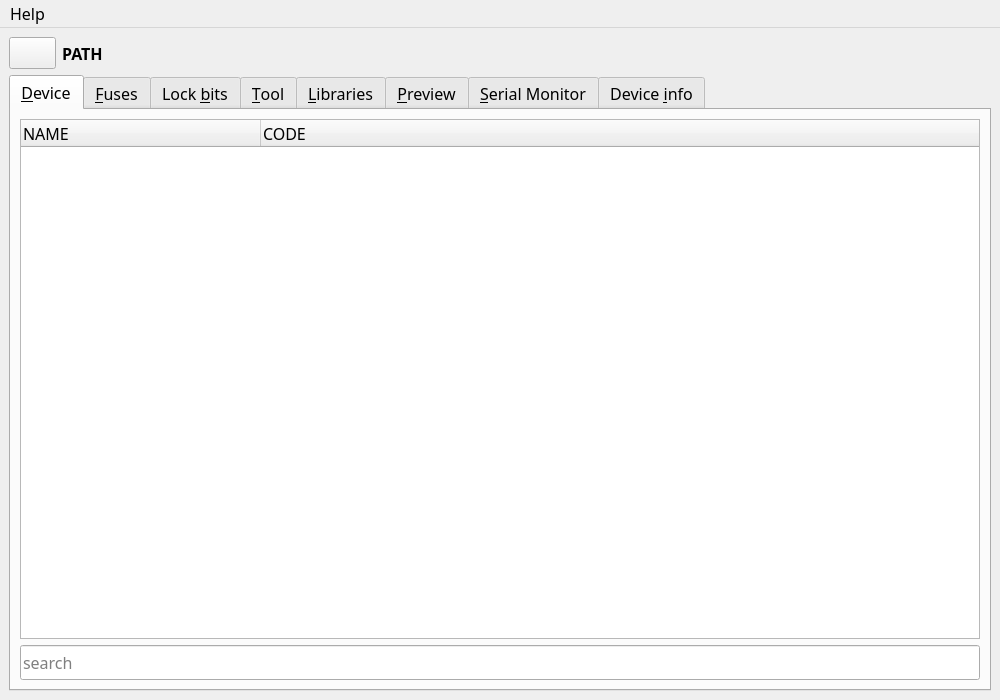
Qt form resource/ui/main.ui (leecurrent04/AVR-Development-Utility) before a commit.
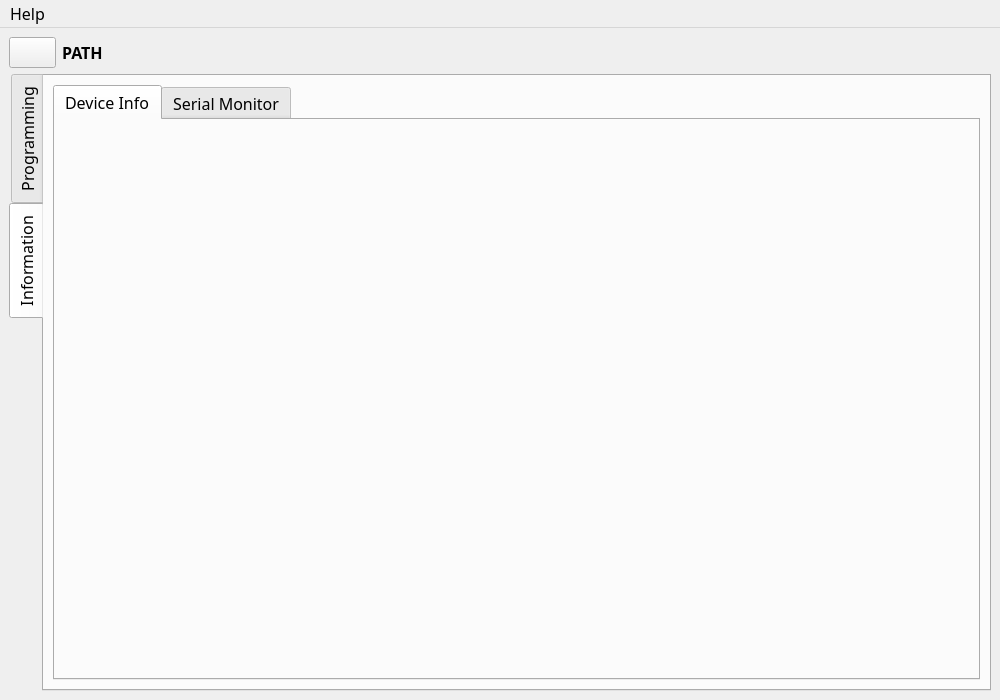
The same form after that commit. The open tabs and pages were chosen to show the change. Icons and pictures are not drawn.

Diff of the .ui file:
```diff
--- a/resource/ui/main.ui
+++ b/resource/ui/main.ui
@@ -113,12 +113,34 @@
         </property>
        </widget>
       </item>
-      <item row="2" column="0" colspan="3">
-       <widget class="QTabWidget" name="TAB_Widget">
+      <item row="2" column="0" colspan="2">
+       <widget class="QTabWidget" name="MainTab">
         <property name="sizePolicy">
          <sizepolicy hsizetype="Expanding" vsizetype="Expanding">
           <horstretch>1</horstretch>
-          <verstretch>19</verstretch>
+          <verstretch>20</verstretch>
+         </sizepolicy>
+        </property>
+        <property name="tabPosition">
+         <enum>QTabWidget::West</enum>
+        </property>
+        <property name="currentIndex">
+         <number>0</number>
+        </property>
+        <property name="elideMode">
+         <enum>Qt::ElideNone</enum>
+        </property>
+        <widget class="QWidget" name="ProgrammingTab">
+         <attribute name="title">
+          <string>Programming</string>
+         </attribute>
+         <layout class="QGridLayout" name="gridLayout_8">
+          <item row="0" column="0">
+           <widget class="QTabWidget" name="Programming">
+            <property name="sizePolicy">
+             <sizepolicy hsizetype="Expanding" vsizetype="Expanding">
+              <horstretch>0</horstretch>
+              <verstretch>0</verstretch>
          </sizepolicy>
         </property>
         <property name="font">
@@ -846,15 +868,39 @@
           </item>
          </layout>
         </widget>
-        <widget class="QWidget" name="TAB_Serial">
+           </widget>
+          </item>
+         </layout>
+        </widget>
+        <widget class="QWidget" name="InformationTab">
          <attribute name="title">
-          <string comment="Information">&amp;Serial Monitor</string>
+          <string>Information</string>
          </attribute>
-        </widget>
-        <widget class="QWidget" name="TAB_Info">
+         <layout class="QGridLayout" name="gridLayout_9">
+          <item row="0" column="0">
+           <widget class="QTabWidget" name="Information">
+            <property name="sizePolicy">
+             <sizepolicy hsizetype="Expanding" vsizetype="Expanding">
+              <horstretch>0</horstretch>
+              <verstretch>0</verstretch>
+             </sizepolicy>
+            </property>
+            <property name="currentIndex">
+             <number>0</number>
+            </property>
+            <widget class="QWidget" name="TAB_DeviceInfo">
+             <attribute name="title">
+              <string>Device Info</string>
+             </attribute>
+            </widget>
+            <widget class="QWidget" name="TAB_SerialMonitor">
          <attribute name="title">
-          <string>Device &amp;info</string>
-         </attribute>
+              <string>Serial Monitor</string>
+             </attribute>
+            </widget>
+           </widget>
+          </item>
+         </layout>
         </widget>
        </widget>
       </item>
```
Left out of the diff: 10 changed lines with no effect on the pictures. Lines whose indentation alone changed are shown as unchanged.
